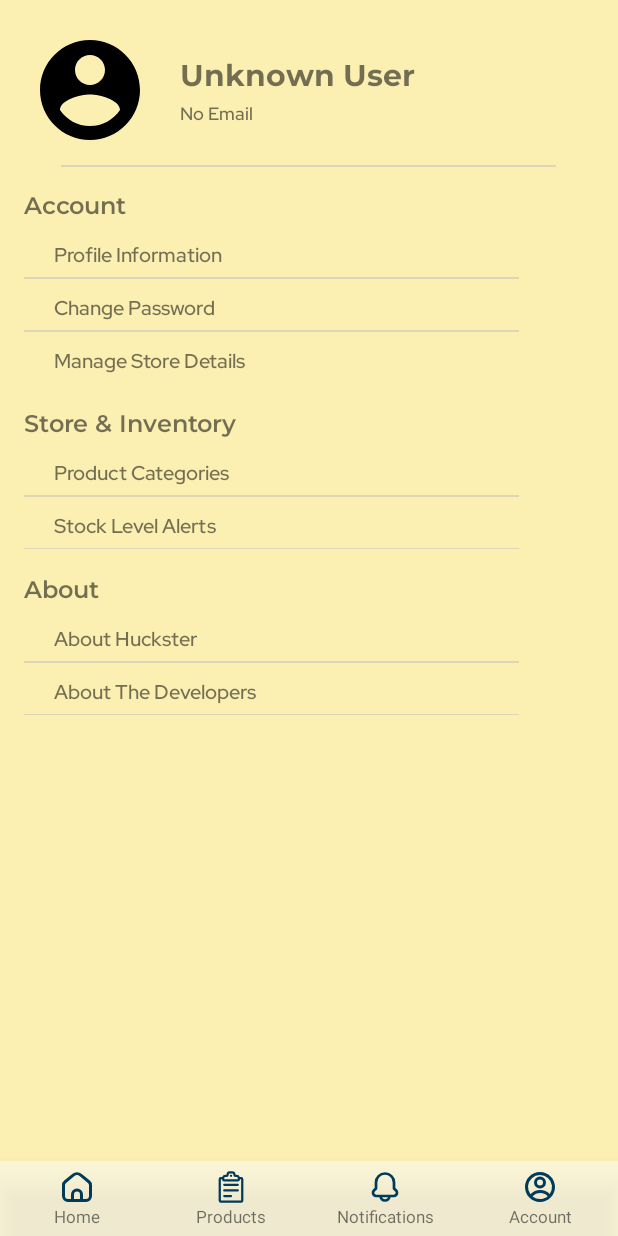
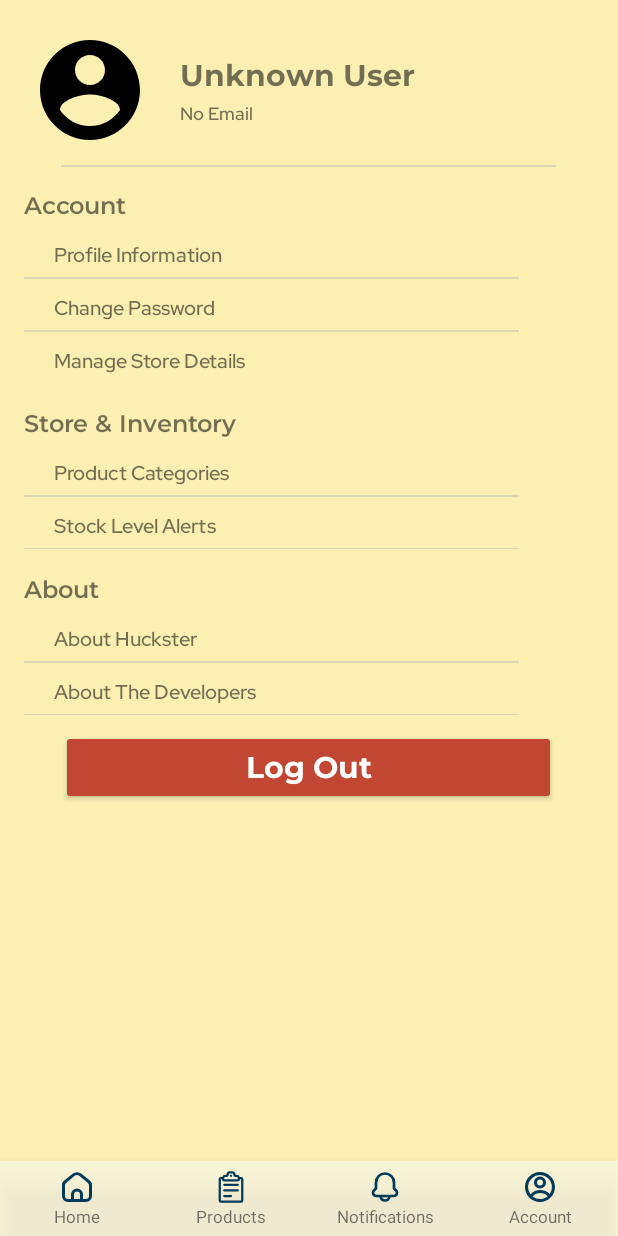
Before and after one commit to siv727/Huckster-Trial, an Android app: the HomeActivity screen opened directly, with no data from a screen before it, after a tap on "Account", on a phone screen of 412 x 824 dp. Run offline under Robolectric (Android 15) with nearby library versions, the phone set to English and light mode, and no system bars.

Commit message:
refactor: Log out moved to settings activity The back button in home activity was also removed to avoid accidental log out

```diff
--- a/app/src/main/java/com/android/huckster/HomeActivity.kt
+++ b/app/src/main/java/com/android/huckster/HomeActivity.kt
@@ -50,14 +50,6 @@ class HomeActivity : Activity() {
             }
         }
 */
-
-        val back_button = findViewById<ImageView>(R.id.back_login)
-
-        back_button.setOnClickListener {
-            showLogoutConfirmation()
-        }
-
-
         val acc_button = findViewById<LinearLayout>(R.id.nav_account)
         acc_button.setOnClickListener {
             Log.e("Account", "Moved to account profile!")
@@ -104,30 +96,4 @@ class HomeActivity : Activity() {
 */
 
     }
-
-    private fun showLogoutConfirmation() {
-        val dialogView = layoutInflater.inflate(R.layout.dialog_layout, null)
-        val dialog = AlertDialog.Builder(this)
-            .setView(dialogView)
-            .create()
-
-        dialog.window?.setBackgroundDrawableResource(android.R.color.transparent)
-
-        val btnCancel = dialogView.findViewById<Button>(R.id.btn_cancel)
-        val btnConfirm = dialogView.findViewById<Button>(R.id.btn_confirm)
-
-        btnCancel.setOnClickListener {
-            dialog.dismiss() // Close the dialog
-        }
-
-        btnConfirm.setOnClickListener {
-            UserData.loggedInUser = null
-            dialog.dismiss()
-            this.startActivity(
-                Intent(this, LoginActivity::class.java)
-            )
-        }
-        dialog.show()
-    }
-
 }
--- a/app/src/main/java/com/android/huckster/SettingsActivity.kt
+++ b/app/src/main/java/com/android/huckster/SettingsActivity.kt
@@ -1,11 +1,13 @@
 package com.android.huckster
 
 import android.app.Activity
+import android.app.AlertDialog
 import android.content.Context
 import android.content.Intent
 import android.content.SharedPreferences
 import android.os.Bundle
 import android.util.Log
+import android.widget.Button
 import android.widget.FrameLayout
 import android.widget.ImageSwitcher
 import android.widget.ImageView
@@ -69,5 +71,36 @@ class SettingsActivity : Activity() {
             Toast.makeText(this, "Profile Page", Toast.LENGTH_LONG).show()
             startActivity(Intent(this, ProfileActivity::class.java))
         }
+
+        val logout_button = findViewById<Button>(R.id.button_to_logout)
+
+        logout_button.setOnClickListener {
+            showLogoutConfirmation()
+        }
+    }
+
+    private fun showLogoutConfirmation() {
+        val dialogView = layoutInflater.inflate(R.layout.dialog_layout, null)
+        val dialog = AlertDialog.Builder(this)
+            .setView(dialogView)
+            .create()
+
+        dialog.window?.setBackgroundDrawableResource(android.R.color.transparent)
+
+        val btnCancel = dialogView.findViewById<Button>(R.id.btn_cancel)
+        val btnConfirm = dialogView.findViewById<Button>(R.id.btn_confirm)
+
+        btnCancel.setOnClickListener {
+            dialog.dismiss() // Close the dialog
+        }
+
+        btnConfirm.setOnClickListener {
+            UserData.loggedInUser = null
+            dialog.dismiss()
+            this.startActivity(
+                Intent(this, LoginActivity::class.java)
+            )
+        }
+        dialog.show()
     }
 }
--- a/app/src/main/res/layout/activity_settings.xml
+++ b/app/src/main/res/layout/activity_settings.xml
@@ -205,6 +205,20 @@
         <include layout="@layout/view_separator"/>
     </LinearLayout>
 
+    <Button
+        android:id="@+id/button_to_logout"
+        android:layout_width="330dp"
+        android:layout_height="50dp"
+        android:layout_marginTop="10dp"
+        android:layout_below="@+id/about"
+        android:layout_centerHorizontal="true"
+        android:backgroundTint="@color/trade_orange"
+        android:fontFamily="@font/montserrat_bold"
+        android:text="@string/log_out"
+        android:textAllCaps="false"
+        android:textColor="@color/white"
+        android:textSize="20sp"/>
+
     <!--I'm thinking we should use fragment for nav bar cause its reusable-->
     <LinearLayout
         android:id="@+id/nav_bar"
@@ -299,5 +313,4 @@
                 android:textSize="11sp" />
         </LinearLayout>
     </LinearLayout>
-
 </RelativeLayout>
--- a/app/src/main/res/values/strings.xml
+++ b/app/src/main/res/values/strings.xml
@@ -42,4 +42,5 @@
     <string name="logout">Logout</string>
     <string name="logout_confirmation">Are you sure you want to log out?</string>
     <string name="cancel">Cancel</string>
+    <string name="log_out">Log Out</string>
 </resources>
```
Also changed, not shown: app/src/main/res/layout/activity_home.xml (+0 -9 lines).
